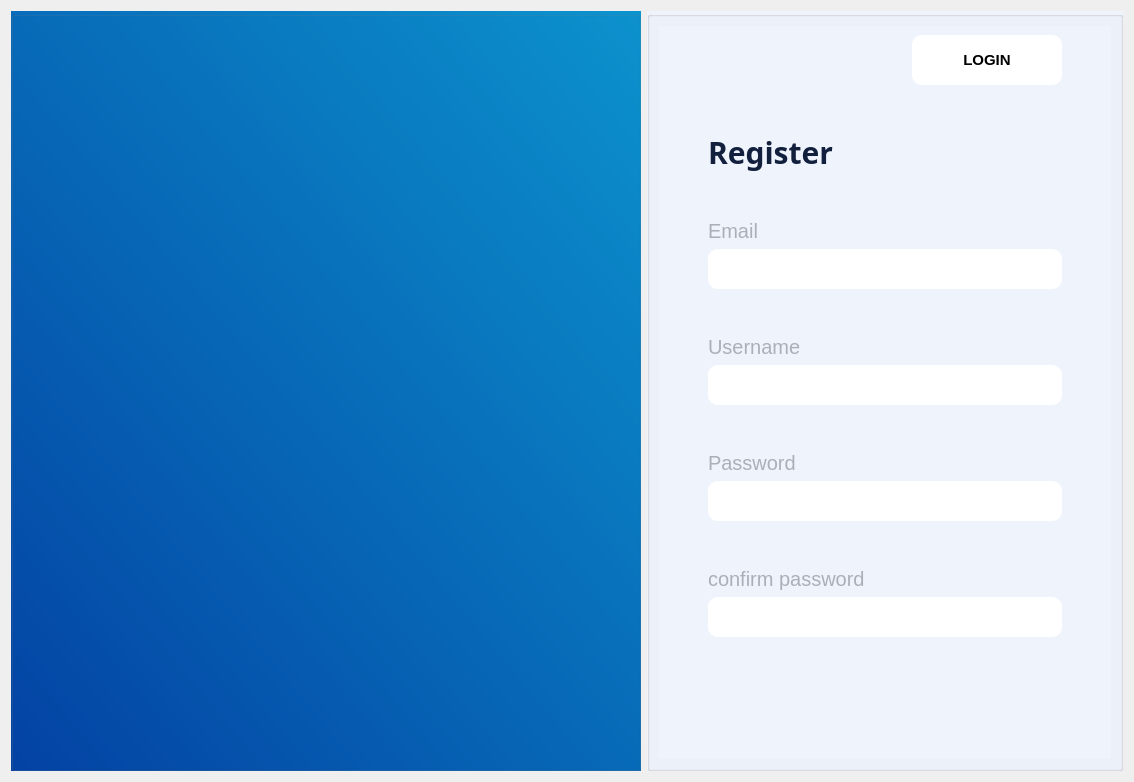
Old version of the form forms/register_view.ui in the repository yousefelmesalamy/Illminor.
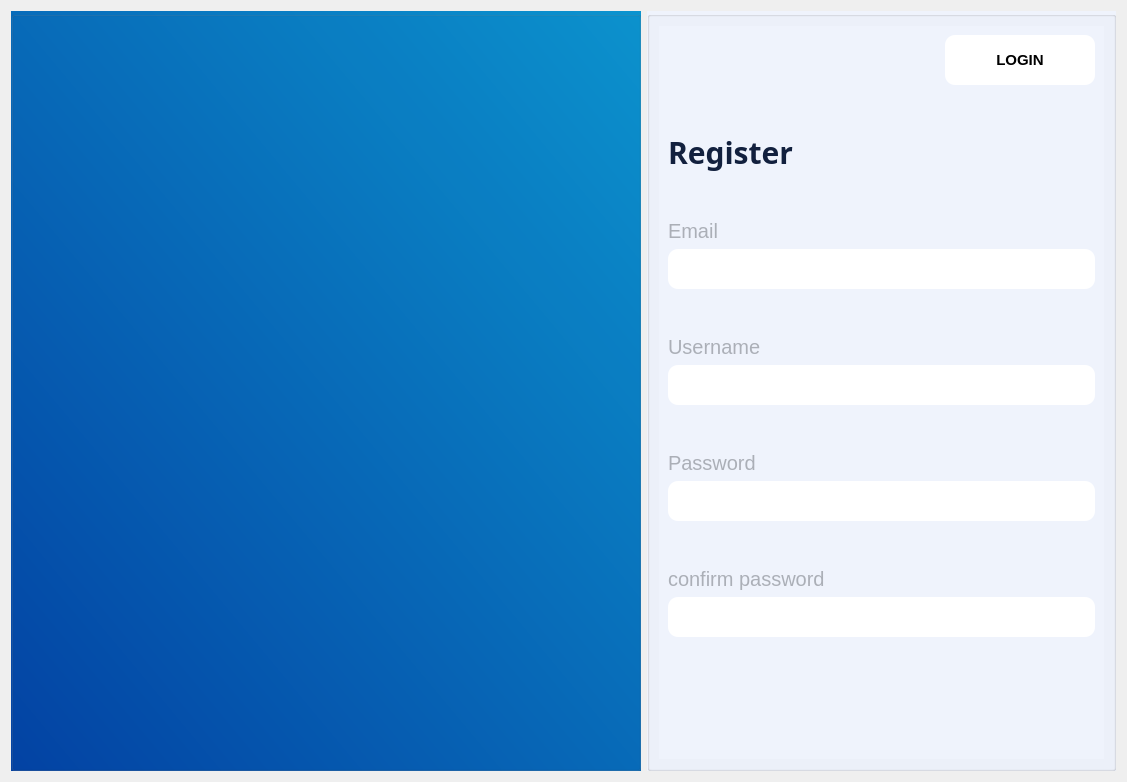
New version of the form. Icons and pictures are not drawn.

Patch:
```diff
--- a/forms/register_view.ui
+++ b/forms/register_view.ui
@@ -6,7 +6,7 @@
    <rect>
     <x>0</x>
     <y>0</y>
-    <width>1134</width>
+    <width>1127</width>
     <height>782</height>
    </rect>
   </property>
@@ -48,7 +48,27 @@
          <string notr="true"/>
         </property>
         <layout class="QGridLayout" name="gridLayout_18">
-         <item row="4" column="1" colspan="2">
+         <item row="2" column="0">
+          <widget class="QLabel" name="label_13">
+           <property name="font">
+            <font>
+             <family>arow</family>
+             <pointsize>-1</pointsize>
+             <weight>75</weight>
+             <bold>true</bold>
+            </font>
+           </property>
+           <property name="styleSheet">
+            <string notr="true">font-family:arow;
+font-size:30px;
+color:rgb(18,32,62,255);</string>
+           </property>
+           <property name="text">
+            <string>Register</string>
+           </property>
+          </widget>
+         </item>
+         <item row="4" column="0" colspan="2">
           <layout class="QGridLayout" name="gridLayout_19">
            <item row="1" column="0">
             <spacer name="verticalSpacer_19">
@@ -249,55 +269,7 @@
            </item>
           </layout>
          </item>
-         <item row="3" column="1">
-          <spacer name="verticalSpacer_22">
-           <property name="orientation">
-            <enum>Qt::Vertical</enum>
-           </property>
-           <property name="sizeType">
-            <enum>QSizePolicy::Fixed</enum>
-           </property>
-           <property name="sizeHint" stdset="0">
-            <size>
-             <width>20</width>
-             <height>40</height>
-            </size>
-           </property>
-          </spacer>
-         </item>
-         <item row="5" column="1">
-          <spacer name="verticalSpacer_18">
-           <property name="orientation">
-            <enum>Qt::Vertical</enum>
-           </property>
-           <property name="sizeType">
-            <enum>QSizePolicy::Expanding</enum>
-           </property>
-           <property name="sizeHint" stdset="0">
-            <size>
-             <width>20</width>
-             <height>80</height>
-            </size>
-           </property>
-          </spacer>
-         </item>
-         <item row="4" column="3">
-          <spacer name="horizontalSpacer_10">
-           <property name="orientation">
-            <enum>Qt::Horizontal</enum>
-           </property>
-           <property name="sizeType">
-            <enum>QSizePolicy::Fixed</enum>
-           </property>
-           <property name="sizeHint" stdset="0">
-            <size>
-             <width>40</width>
-             <height>20</height>
-            </size>
-           </property>
-          </spacer>
-         </item>
-         <item row="1" column="2">
+         <item row="1" column="1">
           <spacer name="verticalSpacer_17">
            <property name="orientation">
             <enum>Qt::Vertical</enum>
@@ -313,7 +285,7 @@
            </property>
           </spacer>
          </item>
-         <item row="0" column="2">
+         <item row="0" column="1">
           <widget class="QPushButton" name="login_pushbutton">
            <property name="minimumSize">
             <size>
@@ -353,38 +325,34 @@
            </property>
           </widget>
          </item>
-         <item row="2" column="1">
-          <widget class="QLabel" name="label_13">
-           <property name="font">
-            <font>
-             <family>arow</family>
-             <pointsize>-1</pointsize>
-             <weight>75</weight>
-             <bold>true</bold>
-            </font>
-           </property>
-           <property name="styleSheet">
-            <string notr="true">font-family:arow;
-font-size:30px;
-color:rgb(18,32,62,255);</string>
-           </property>
-           <property name="text">
-            <string>Register</string>
-           </property>
-          </widget>
-         </item>
-         <item row="4" column="0">
-          <spacer name="horizontalSpacer_9">
+         <item row="3" column="0">
+          <spacer name="verticalSpacer_22">
            <property name="orientation">
-            <enum>Qt::Horizontal</enum>
+            <enum>Qt::Vertical</enum>
            </property>
            <property name="sizeType">
             <enum>QSizePolicy::Fixed</enum>
            </property>
            <property name="sizeHint" stdset="0">
             <size>
-             <width>40</width>
-             <height>20</height>
+             <width>20</width>
+             <height>40</height>
+            </size>
+           </property>
+          </spacer>
+         </item>
+         <item row="5" column="0">
+          <spacer name="verticalSpacer_18">
+           <property name="orientation">
+            <enum>Qt::Vertical</enum>
+           </property>
+           <property name="sizeType">
+            <enum>QSizePolicy::Expanding</enum>
+           </property>
+           <property name="sizeHint" stdset="0">
+            <size>
+             <width>20</width>
+             <height>80</height>
             </size>
            </property>
           </spacer>
```
